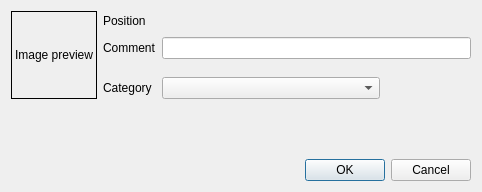
This is src/ui/markerdialog_ui.ui in KDE/kdenlive as Qt 5 draws it before an edit. The edited form follows.
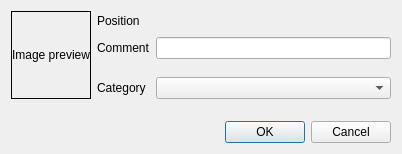
This is the edited form. Custom widgets are drawn as their Qt base class.

Commit message: Some progress on ui scene cut task

Diff of the .ui file:
```diff
--- a/src/ui/markerdialog_ui.ui
+++ b/src/ui/markerdialog_ui.ui
@@ -6,8 +6,8 @@
    <rect>
     <x>0</x>
     <y>0</y>
-    <width>482</width>
-    <height>192</height>
+    <width>402</width>
+    <height>154</height>
    </rect>
   </property>
   <property name="windowTitle">
@@ -96,18 +96,11 @@
      </property>
     </widget>
    </item>
-   <item row="4" column="2">
-    <widget class="KComboBox" name="marker_type"/>
+   <item row="4" column="2" colspan="2">
+    <widget class="QComboBox" name="marker_type"/>
    </item>
   </layout>
  </widget>
- <customwidgets>
-  <customwidget>
-   <class>KComboBox</class>
-   <extends>QComboBox</extends>
-   <header>kcombobox.h</header>
-  </customwidget>
- </customwidgets>
  <resources/>
  <connections>
   <connection>
```
The commit also changes 2 other files.
